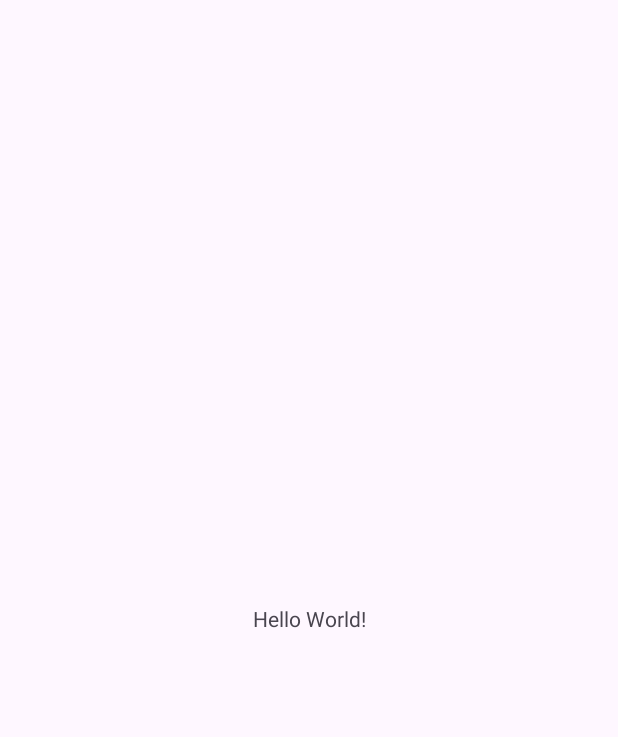
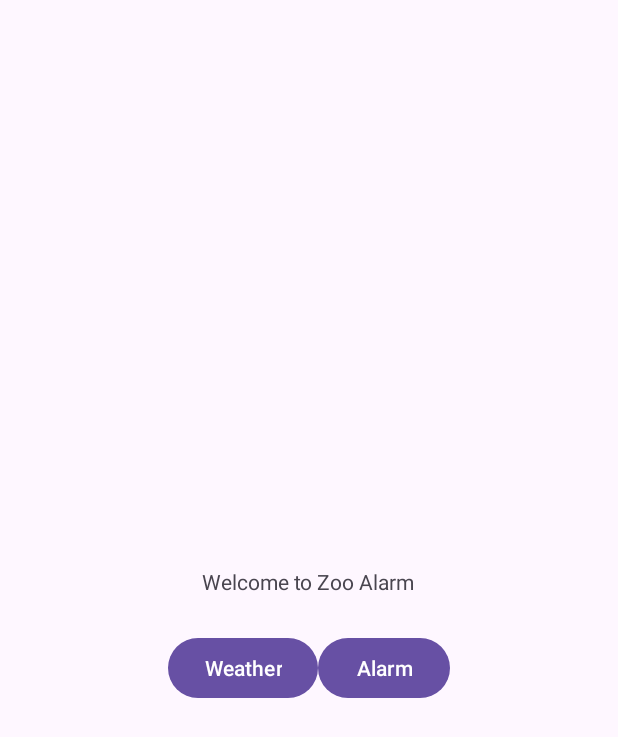
Before and after one commit to cduong2/puzzle-alarm, an Android app: the screen it shows after launch (MainActivity), on a phone screen of 412 x 824 dp. Before the commit the part shown is almost empty. Shown: the top 737 px of the screen. Run offline under Robolectric (Android 15) with nearby library versions, the phone set to English and light mode, and no system bars.

Commit message:
home screen nonfunctional

```diff
--- a/ZooAlarm/app/src/main/res/layout/activity_main.xml
+++ b/ZooAlarm/app/src/main/res/layout/activity_main.xml
@@ -1,18 +1,24 @@
-<?xml version="1.0" encoding="utf-8"?>
-<androidx.constraintlayout.widget.ConstraintLayout xmlns:android="http://schemas.android.com/apk/res/android"
-    xmlns:app="http://schemas.android.com/apk/res-auto"
-    xmlns:tools="http://schemas.android.com/tools"
+<LinearLayout xmlns:android="http://schemas.android.com/apk/res/android"
     android:layout_width="match_parent"
     android:layout_height="match_parent"
-    tools:context=".MainActivity">
-
+    android:gravity="center"
+    android:orientation="vertical">
     <TextView
         android:layout_width="wrap_content"
         android:layout_height="wrap_content"
-        android:text="Hello World!"
-        app:layout_constraintBottom_toBottomOf="parent"
-        app:layout_constraintEnd_toEndOf="parent"
-        app:layout_constraintStart_toStartOf="parent"
-        app:layout_constraintTop_toTopOf="parent" />
-
-</androidx.constraintlayout.widget.ConstraintLayout>
+        android:padding="24dp"
+        android:text="@string/question_text" />
+    <LinearLayout
+        android:layout_width="wrap_content"
+        android:layout_height="wrap_content"
+        android:orientation="horizontal">
+        <Button
+            android:layout_width="wrap_content"
+            android:layout_height="wrap_content"
+            android:text="@string/weather_button" />
+        <Button
+            android:layout_width="wrap_content"
+            android:layout_height="wrap_content"
+            android:text="@string/alarm_button" />
+    </LinearLayout>
+</LinearLayout>
--- a/ZooAlarm/app/src/main/res/values/strings.xml
+++ b/ZooAlarm/app/src/main/res/values/strings.xml
@@ -1,3 +1,6 @@
 <resources>
     <string name="app_name">ZooAlarm</string>
+    <string name="question_text">Welcome to Zoo Alarm</string>
+    <string name="weather_button">Weather</string>
+    <string name="alarm_button">Alarm</string>
 </resources>
```
